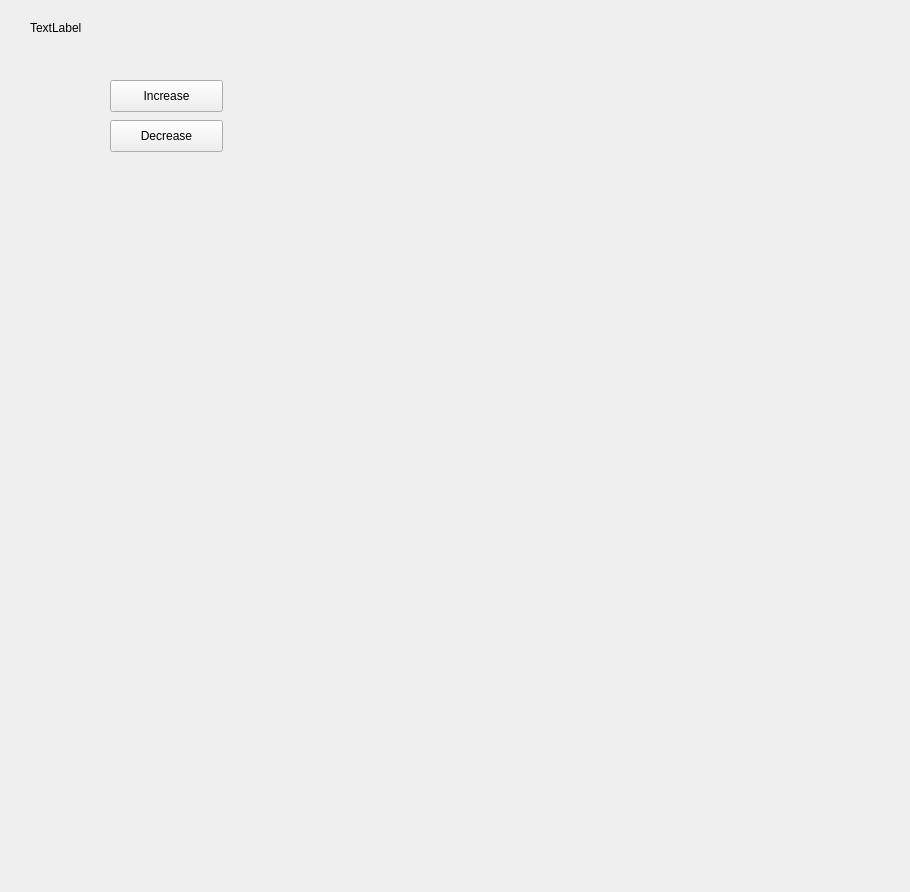
Qt form AnalysisModePage.ui (YCP-Rev-Metrix/BallSpinner-Controller-v2) before a commit.
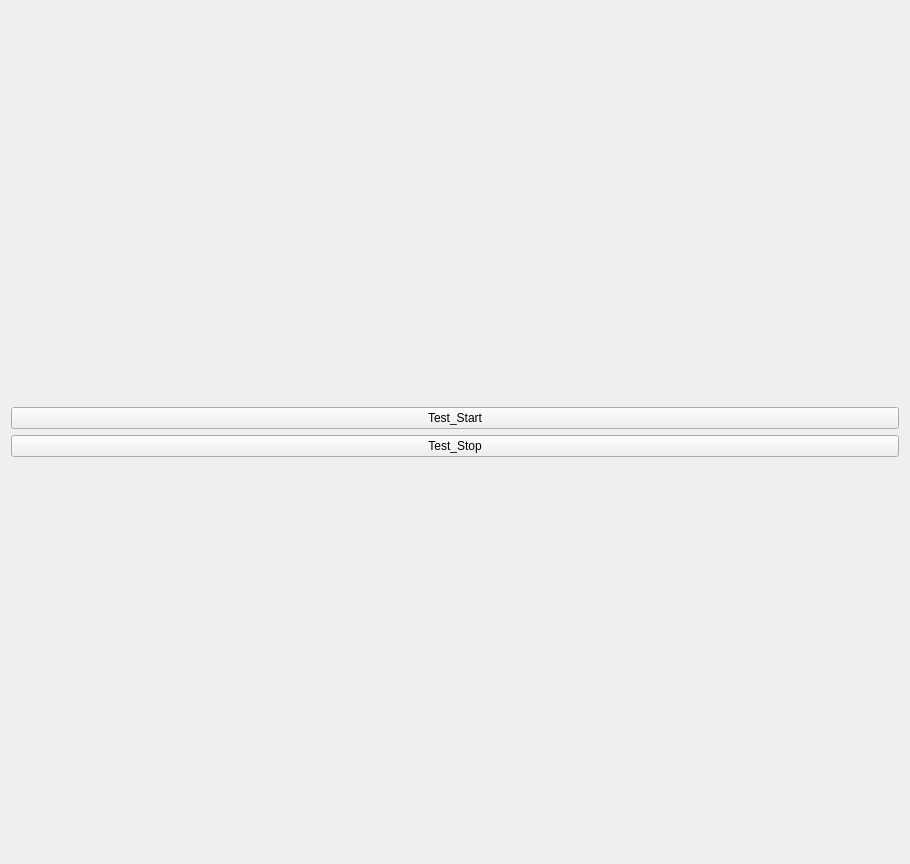
The same form after that commit. Custom widgets are drawn as their Qt base class.

Commit message: SmartDotWidget in analysis

```diff
--- a/AnalysisModePage.ui
+++ b/AnalysisModePage.ui
@@ -7,65 +7,47 @@
     <x>0</x>
     <y>0</y>
     <width>910</width>
-    <height>892</height>
+    <height>864</height>
    </rect>
   </property>
   <property name="windowTitle">
    <string>Form</string>
   </property>
-  <widget class="QLabel" name="label">
-   <property name="geometry">
-    <rect>
-     <x>30</x>
-     <y>20</y>
-     <width>71</width>
-     <height>16</height>
-    </rect>
-   </property>
-   <property name="text">
-    <string>TextLabel</string>
-   </property>
-  </widget>
-  <widget class="QPushButton" name="btnIncrease">
-   <property name="geometry">
-    <rect>
-     <x>110</x>
-     <y>80</y>
-     <width>113</width>
-     <height>32</height>
-    </rect>
-   </property>
-   <property name="text">
-    <string>Increase</string>
-   </property>
-  </widget>
-  <widget class="QPushButton" name="btnDecrease">
-   <property name="geometry">
-    <rect>
-     <x>110</x>
-     <y>120</y>
-     <width>113</width>
-     <height>32</height>
-    </rect>
-   </property>
-   <property name="text">
-    <string>Decrease</string>
-   </property>
-  </widget>
-  <widget class="QLabel" name="label_2">
-   <property name="geometry">
-    <rect>
-     <x>120</x>
-     <y>20</y>
-     <width>60</width>
-     <height>16</height>
-    </rect>
-   </property>
-   <property name="text">
-    <string/>
-   </property>
-  </widget>
+  <layout class="QGridLayout" name="gridLayout">
+   <item row="1" column="0">
+    <widget class="QPushButton" name="btn_Test_Start">
+     <property name="text">
+      <string>Test_Start</string>
+     </property>
+    </widget>
+   </item>
+   <item row="3" column="0">
+    <widget class="QLabel" name="label_2">
+     <property name="text">
+      <string/>
+     </property>
+    </widget>
+   </item>
+   <item row="0" column="0">
+    <widget class="SmartDotGraph" name="SmartDotGraphContainer" native="true"/>
+   </item>
+   <item row="2" column="0">
+    <widget class="QPushButton" name="btn_TestStop">
+     <property name="text">
+      <string>Test_Stop</string>
+     </property>
+    </widget>
+   </item>
+  </layout>
  </widget>
+ <customwidgets>
+  <customwidget>
+   <class>SmartDotGraph</class>
+   <extends>QWidget</extends>
+   <header>SmartDotGraph</header>
+   <container>1</container>
+  </customwidget>
+ </customwidgets>
  <resources/>
  <connections>
   <connection>
```
Left out of the diff: 19 changed lines with no effect on the pictures. The commit also changes 6 other files.
